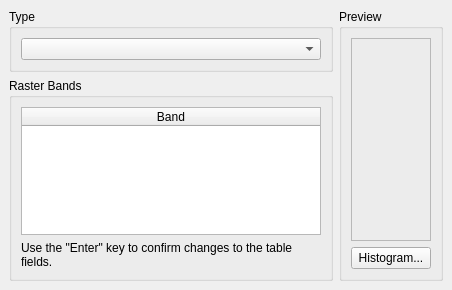
Qt form src/terralib/qt/widgets/rp/ui/ContrastWizardPageForm.ui (claudiobogossian/terralib5) before a commit.
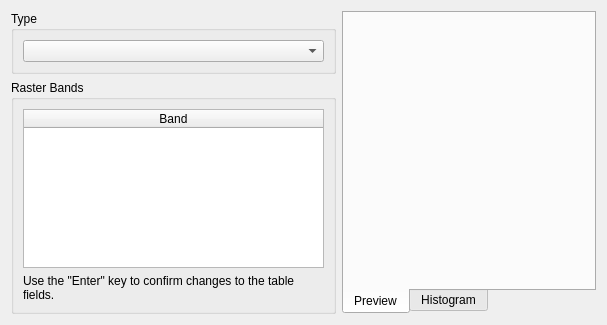
The same form after that commit.

Commit message: added contrast chart histogram

```diff
--- a/src/terralib/qt/widgets/rp/ui/ContrastWizardPageForm.ui
+++ b/src/terralib/qt/widgets/rp/ui/ContrastWizardPageForm.ui
@@ -6,23 +6,30 @@
    <rect>
     <x>0</x>
     <y>0</y>
-    <width>429</width>
-    <height>290</height>
+    <width>607</width>
+    <height>325</height>
    </rect>
   </property>
   <property name="windowTitle">
    <string>Contrast</string>
   </property>
-  <layout class="QGridLayout" name="gridLayout_18">
-   <property name="margin">
-    <number>9</number>
-   </property>
+  <layout class="QGridLayout" name="gridLayout_3">
    <item row="0" column="0">
-    <layout class="QGridLayout" name="gridLayout_17">
-     <item row="0" column="0">
-      <layout class="QGridLayout" name="gridLayout_13">
+    <layout class="QGridLayout" name="gridLayout_2">
        <item row="0" column="0">
         <widget class="QGroupBox" name="groupBox">
+       <property name="sizePolicy">
+        <sizepolicy hsizetype="Fixed" vsizetype="Preferred">
+         <horstretch>0</horstretch>
+         <verstretch>0</verstretch>
+        </sizepolicy>
+       </property>
+       <property name="minimumSize">
+        <size>
+         <width>325</width>
+         <height>0</height>
+        </size>
+       </property>
          <property name="title">
           <string>Type</string>
          </property>
@@ -44,20 +51,64 @@
          </layout>
         </widget>
        </item>
+     <item row="0" column="1" rowspan="2">
+      <widget class="QTabWidget" name="m_tabWidget">
+       <property name="sizePolicy">
+        <sizepolicy hsizetype="MinimumExpanding" vsizetype="MinimumExpanding">
+         <horstretch>0</horstretch>
+         <verstretch>0</verstretch>
+        </sizepolicy>
+       </property>
+       <property name="tabPosition">
+        <enum>QTabWidget::South</enum>
+       </property>
+       <property name="currentIndex">
+        <number>0</number>
+       </property>
+       <widget class="QWidget" name="tab">
+        <attribute name="title">
+         <string>Preview</string>
+        </attribute>
+        <layout class="QGridLayout" name="gridLayout">
+         <item row="0" column="0">
+          <widget class="QWidget" name="m_displayWidget" native="true">
+           <property name="sizePolicy">
+            <sizepolicy hsizetype="MinimumExpanding" vsizetype="MinimumExpanding">
+             <horstretch>0</horstretch>
+             <verstretch>0</verstretch>
+            </sizepolicy>
+           </property>
+          </widget>
+         </item>
+        </layout>
+       </widget>
+       <widget class="QWidget" name="tab_2">
+        <attribute name="title">
+         <string>Histogram</string>
+        </attribute>
+       </widget>
+      </widget>
+     </item>
        <item row="1" column="0">
         <widget class="QGroupBox" name="groupBox_5">
+       <property name="sizePolicy">
+        <sizepolicy hsizetype="Fixed" vsizetype="Preferred">
+         <horstretch>0</horstretch>
+         <verstretch>0</verstretch>
+        </sizepolicy>
+       </property>
+       <property name="minimumSize">
+        <size>
+         <width>325</width>
+         <height>0</height>
+        </size>
+       </property>
          <property name="title">
           <string>Raster Bands</string>
          </property>
          <layout class="QGridLayout" name="gridLayout_24">
           <item row="0" column="0">
            <widget class="QTableWidget" name="m_bandTableWidget">
-            <property name="minimumSize">
-             <size>
-              <width>300</width>
-              <height>0</height>
-             </size>
-            </property>
             <property name="alternatingRowColors">
              <bool>false</bool>
             </property>
@@ -101,51 +152,8 @@
        </item>
       </layout>
      </item>
-     <item row="0" column="1">
-      <widget class="QGroupBox" name="m_previewGroupBox">
-       <property name="sizePolicy">
-        <sizepolicy hsizetype="MinimumExpanding" vsizetype="Preferred">
-         <horstretch>0</horstretch>
-         <verstretch>0</verstretch>
-        </sizepolicy>
-       </property>
-       <property name="title">
-        <string>Preview</string>
-       </property>
-       <property name="checkable">
-        <bool>false</bool>
-       </property>
-       <property name="checked">
-        <bool>false</bool>
-       </property>
-       <layout class="QGridLayout" name="gridLayout_19">
-        <item row="0" column="0">
-         <widget class="QFrame" name="m_frame">
-          <property name="frameShape">
-           <enum>QFrame::StyledPanel</enum>
-          </property>
-          <property name="frameShadow">
-           <enum>QFrame::Raised</enum>
-          </property>
-         </widget>
-        </item>
-        <item row="1" column="0">
-         <widget class="QPushButton" name="m_histogramPushButton">
-          <property name="text">
-           <string>Histogram...</string>
-          </property>
-         </widget>
-        </item>
-       </layout>
-      </widget>
-     </item>
-    </layout>
-   </item>
-  </layout>
- </widget>
- <tabstops>
-  <tabstop>m_previewGroupBox</tabstop>
- </tabstops>
+  </layout>
+ </widget>
  <resources/>
  <connections/>
 </ui>
```
Left out of the diff: 20 changed lines with no effect on the pictures. Lines whose indentation alone changed are shown as unchanged. The commit also changes 7 other files.
